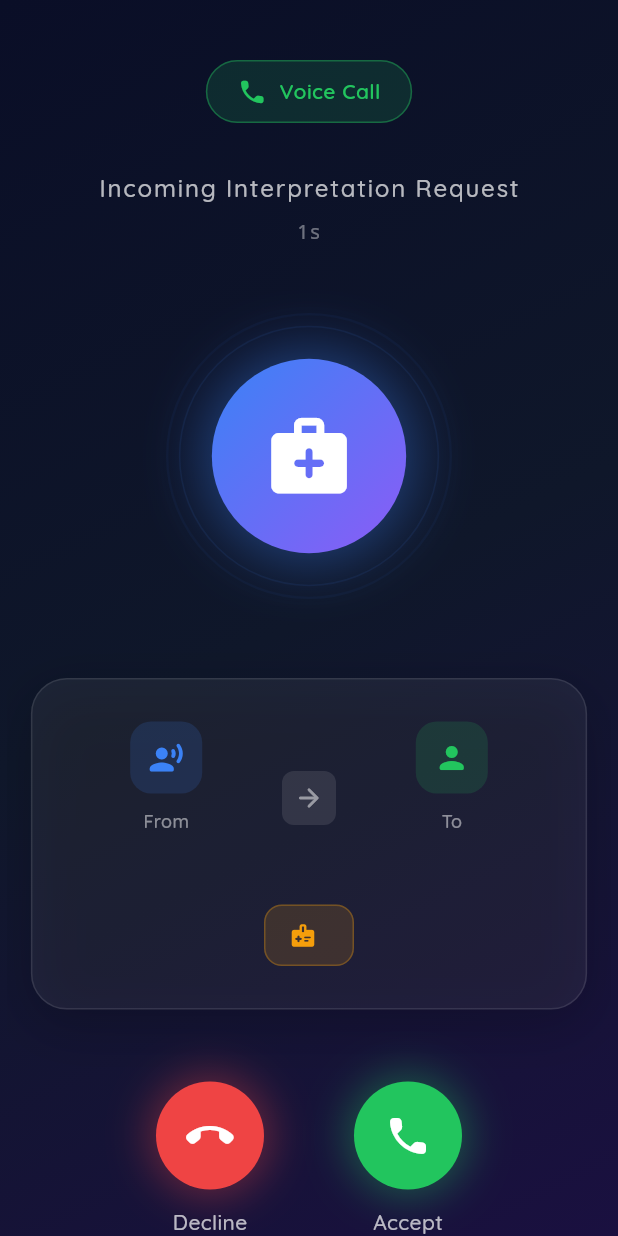
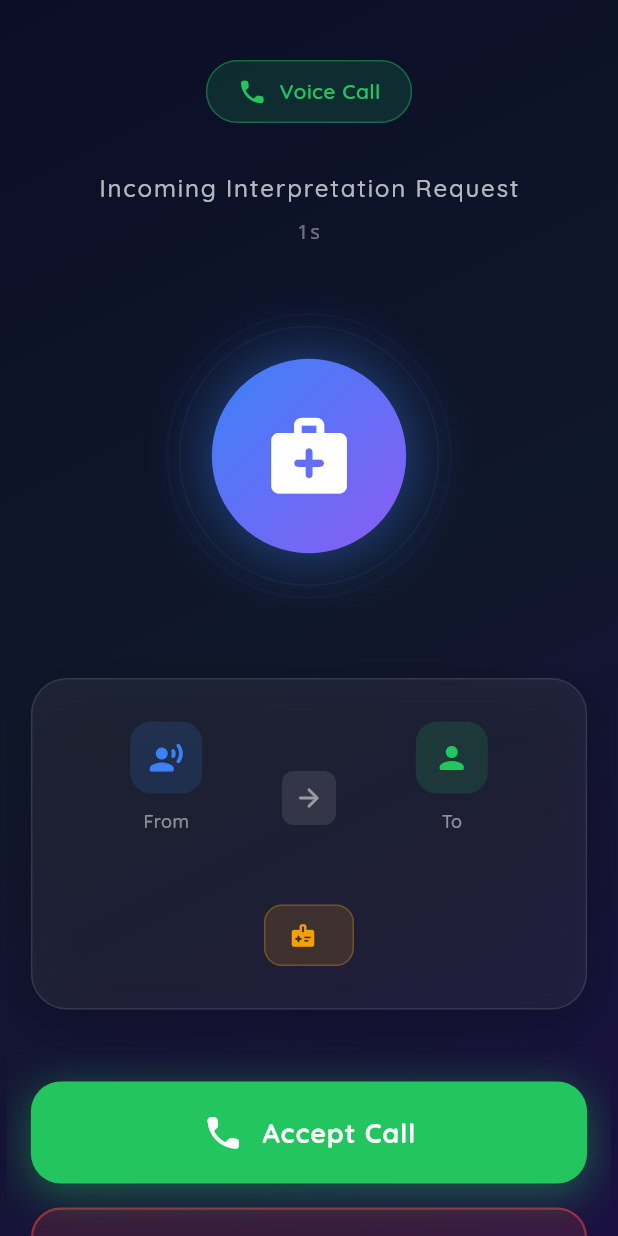
Before and after one commit to Ahmed-Ftooh/interbridge, a Flutter app: the IncomingCallWebScreen screen opened directly with empty values, on a phone screen of 412 x 824 dp. Run offline on Flutter 3.47's test engine with Material 3 defaults, Android fonts, the phone set to English and light mode, and no system bars; our stand-ins replace app_links, audioplayers, bloc, equatable, file_picker, firebase_core and 11 more; missing offline and left inert: agora_rtc_engine, dart:html, flutter_callkit_incoming, onesignal_flutter, record, syncfusion_flutter_pdfviewer; accounts and stored records are empty; statements that could not run were skipped; project files that could hold a hidden picture were left out.

Commit message:
Redesign incoming call web buttons: full-width pill buttons with icon + text labels

```diff
--- a/lib/presentation/screens/interpreter/incoming_call_web_screen.dart
+++ b/lib/presentation/screens/interpreter/incoming_call_web_screen.dart
@@ -653,45 +653,42 @@ class _IncomingCallWebScreenState extends State<IncomingCallWebScreen>
   }
 
   Widget _buildActionButtons(bool isVideoCall, bool isCompact) {
-    final double buttonSize = isCompact ? 60 : 72;
-    return Row(
-      mainAxisAlignment: MainAxisAlignment.center,
+    return Column(
       children: [
-        // Decline button
-        _buildActionButton(
+        // Accept button — large and prominent
+        _buildLargeActionButton(
+          onTap: _isAccepting ? null : _acceptCall,
+          icon: isVideoCall ? Icons.videocam_rounded : Icons.call_rounded,
+          label: isVideoCall ? 'Accept Video Call' : 'Accept Call',
+          color: const Color(0xFF22C55E),
+          isLoading: _isAccepting,
+          isCompact: isCompact,
+        ),
+        const SizedBox(height: 16),
+        // Decline button — secondary style
+        _buildLargeActionButton(
           onTap: _isDeclining ? null : _declineCall,
           icon: Icons.call_end_rounded,
           label: 'Decline',
           color: const Color(0xFFEF4444),
           isLoading: _isDeclining,
-          size: buttonSize,
-        ),
-        SizedBox(width: isCompact ? 40 : 60),
-        // Accept button
-        _buildActionButton(
-          onTap: _isAccepting ? null : _acceptCall,
-          icon: isVideoCall ? Icons.videocam_rounded : Icons.call_rounded,
-          label: 'Accept',
-          color: const Color(0xFF22C55E),
-          isLoading: _isAccepting,
-          size: buttonSize,
+          isCompact: isCompact,
+          isSecondary: true,
         ),
       ],
     );
   }
 
-  Widget _buildActionButton({
+  Widget _buildLargeActionButton({
     required VoidCallback? onTap,
     required IconData icon,
     required String label,
     required Color color,
     required bool isLoading,
-    required double size,
+    required bool isCompact,
+    bool isSecondary = false,
   }) {
-    return Column(
-      mainAxisSize: MainAxisSize.min,
-      children: [
-        MouseRegion(
+    return MouseRegion(
       cursor:
           onTap != null
               ? SystemMouseCursors.click
@@ -700,42 +697,63 @@ class _IncomingCallWebScreenState extends State<IncomingCallWebScreen>
         onTap: onTap,
         child: AnimatedContainer(
           duration: const Duration(milliseconds: 200),
-              width: size,
-              height: size,
+          width: double.infinity,
+          padding: EdgeInsets.symmetric(
+            vertical: isCompact ? 16 : 20,
+          ),
           decoration: BoxDecoration(
-                shape: BoxShape.circle,
-                color: color,
-                boxShadow: [
+            color: isSecondary ? color.withValues(alpha: 0.15) : color,
+            borderRadius: BorderRadius.circular(20),
+            border:
+                isSecondary
+                    ? Border.all(color: color.withValues(alpha: 0.5), width: 1.5)
+                    : null,
+            boxShadow:
+                isSecondary
+                    ? null
+                    : [
                       BoxShadow(
                         color: color.withValues(alpha: 0.4),
                         blurRadius: 24,
-                    spreadRadius: 4,
+                        spreadRadius: 2,
+                        offset: const Offset(0, 6),
                       ),
                     ],
           ),
           child:
               isLoading
-                      ? const Padding(
-                        padding: EdgeInsets.all(20),
+                  ? Center(
+                    child: SizedBox(
+                      width: 24,
+                      height: 24,
                       child: CircularProgressIndicator(
-                          color: Colors.white,
+                        color: isSecondary ? color : Colors.white,
                         strokeWidth: 2.5,
                       ),
+                    ),
                   )
-                      : Icon(icon, color: Colors.white, size: 32),
+                  : Row(
+                    mainAxisAlignment: MainAxisAlignment.center,
+                    children: [
+                      Icon(
+                        icon,
+                        color: isSecondary ? color : Colors.white,
+                        size: isCompact ? 24 : 28,
+                      ),
+                      const SizedBox(width: 12),
+                      Text(
+                        label,
+                        style: TextStyle(
+                          color: isSecondary ? color : Colors.white,
+                          fontSize: isCompact ? 16 : 18,
+                          fontWeight: FontWeight.w700,
+                          letterSpacing: 0.5,
+                        ),
+                      ),
+                    ],
                   ),
         ),
       ),
-        const SizedBox(height: 12),
-        Text(
-          label,
-          style: TextStyle(
-            color: Colors.white.withValues(alpha: 0.7),
-            fontSize: 14,
-            fontWeight: FontWeight.w500,
-          ),
-        ),
-      ],
     );
   }
 }
--- a/lib/presentation/screens/main/chat/enhanced_call_view_web.dart
+++ b/lib/presentation/screens/main/chat/enhanced_call_view_web.dart
@@ -561,9 +561,7 @@ class _EnhancedCallScreenWebBodyState
         fit: StackFit.expand,
         children: [
           // Video fills entire area edge-to-edge
-          Positioned.fill(
-            child: _buildMainVideoArea(state, engine),
-          ),
+          Positioned.fill(child: _buildMainVideoArea(state, engine)),
           // Top bar overlay — semi-transparent
           Positioned(
             top: 0,
```
Lines whose indentation alone changed are shown as unchanged.
